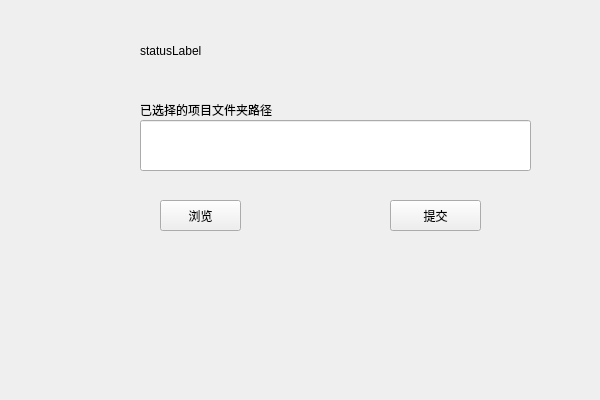
Above: QtWidgetsApplication1/uploader.ui from lms2004/test before the change. Below: the same form after it.
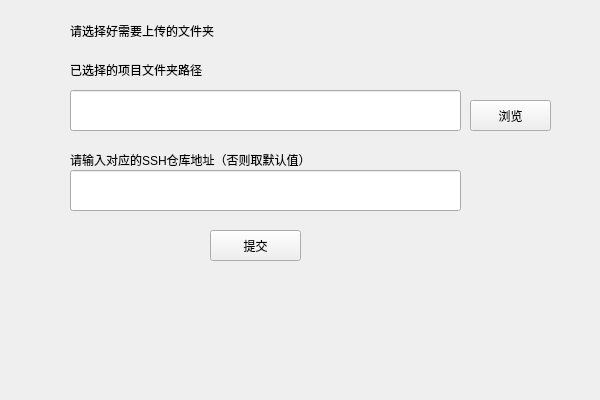
That is the form after the change.

Commit message: 完善上传界面

Patch:
```diff
--- a/QtWidgetsApplication1/uploader.ui
+++ b/QtWidgetsApplication1/uploader.ui
@@ -16,10 +16,10 @@
   <widget class="QLineEdit" name="projectPathLineEdit">
    <property name="geometry">
     <rect>
-     <x>140</x>
-     <y>120</y>
+     <x>70</x>
+     <y>90</y>
      <width>391</width>
-     <height>51</height>
+     <height>41</height>
     </rect>
    </property>
    <property name="text">
@@ -29,8 +29,8 @@
   <widget class="QPushButton" name="browseButton">
    <property name="geometry">
     <rect>
-     <x>160</x>
-     <y>200</y>
+     <x>470</x>
+     <y>100</y>
      <width>81</width>
      <height>31</height>
     </rect>
@@ -42,8 +42,8 @@
   <widget class="QPushButton" name="pushButton">
    <property name="geometry">
     <rect>
-     <x>390</x>
-     <y>200</y>
+     <x>210</x>
+     <y>230</y>
      <width>91</width>
      <height>31</height>
     </rect>
@@ -55,21 +55,21 @@
   <widget class="QLabel" name="statusLabel">
    <property name="geometry">
     <rect>
-     <x>140</x>
-     <y>10</y>
+     <x>70</x>
+     <y>-10</y>
      <width>281</width>
      <height>81</height>
     </rect>
    </property>
    <property name="text">
-    <string>statusLabel</string>
+    <string>请选择好需要上传的文件夹</string>
    </property>
   </widget>
   <widget class="QLabel" name="label">
    <property name="geometry">
     <rect>
-     <x>140</x>
-     <y>100</y>
+     <x>70</x>
+     <y>60</y>
      <width>231</width>
      <height>20</height>
     </rect>
@@ -78,6 +78,29 @@
     <string>已选择的项目文件夹路径</string>
    </property>
   </widget>
+  <widget class="QLineEdit" name="SSh_Address">
+   <property name="geometry">
+    <rect>
+     <x>70</x>
+     <y>170</y>
+     <width>391</width>
+     <height>41</height>
+    </rect>
+   </property>
+  </widget>
+  <widget class="QLabel" name="label_2">
+   <property name="geometry">
+    <rect>
+     <x>70</x>
+     <y>150</y>
+     <width>261</width>
+     <height>20</height>
+    </rect>
+   </property>
+   <property name="text">
+    <string>请输入对应的SSH仓库地址（否则取默认值）</string>
+   </property>
+  </widget>
  </widget>
  <layoutdefault spacing="6" margin="11"/>
  <resources/>
```
The commit also changes 2 other files.
